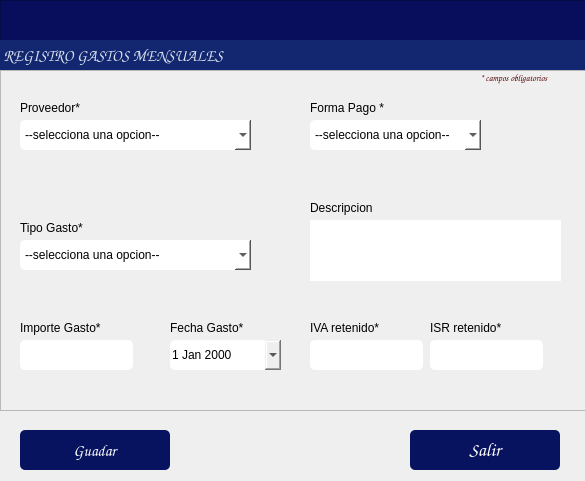
Old version of the form gui/formRegGastos.ui in the repository alucard8130/Sistema-GAC.
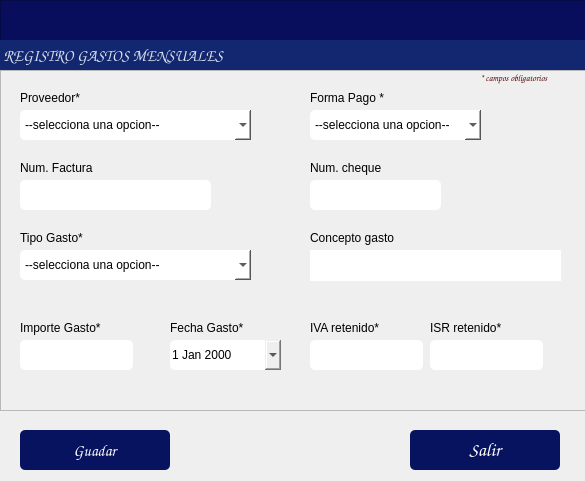
New version of the form. Icons and pictures are not drawn.

The edit to the form file:
```diff
--- a/gui/formRegGastos.ui
+++ b/gui/formRegGastos.ui
@@ -161,7 +161,7 @@
     <property name="geometry">
      <rect>
       <x>20</x>
-      <y>170</y>
+      <y>180</y>
       <width>231</width>
       <height>30</height>
      </rect>
@@ -260,9 +260,9 @@
     <property name="geometry">
      <rect>
       <x>310</x>
-      <y>150</y>
+      <y>180</y>
       <width>251</width>
-      <height>61</height>
+      <height>31</height>
      </rect>
     </property>
     <property name="styleSheet">
@@ -273,7 +273,7 @@
     <property name="geometry">
      <rect>
       <x>20</x>
-      <y>30</y>
+      <y>20</y>
       <width>81</width>
       <height>16</height>
      </rect>
@@ -315,13 +315,13 @@
     <property name="geometry">
      <rect>
       <x>310</x>
-      <y>130</y>
-      <width>71</width>
+      <y>160</y>
+      <width>91</width>
       <height>16</height>
      </rect>
     </property>
     <property name="text">
-     <string>Descripcion</string>
+     <string>Concepto gasto</string>
     </property>
    </widget>
    <widget class="QLabel" name="label_12">
@@ -354,7 +354,7 @@
     <property name="geometry">
      <rect>
       <x>20</x>
-      <y>150</y>
+      <y>160</y>
       <width>111</width>
       <height>16</height>
      </rect>
@@ -404,7 +404,7 @@
     <property name="geometry">
      <rect>
       <x>310</x>
-      <y>30</y>
+      <y>20</y>
       <width>91</width>
       <height>16</height>
      </rect>
@@ -417,7 +417,7 @@
     <property name="geometry">
      <rect>
       <x>310</x>
-      <y>50</y>
+      <y>40</y>
       <width>171</width>
       <height>30</height>
      </rect>
@@ -461,7 +461,7 @@
     <property name="geometry">
      <rect>
       <x>20</x>
-      <y>50</y>
+      <y>40</y>
       <width>231</width>
       <height>30</height>
      </rect>
@@ -515,6 +515,58 @@
      <string notr="true">border-radius:5px;</string>
     </property>
    </widget>
+   <widget class="QLabel" name="label_8">
+    <property name="geometry">
+     <rect>
+      <x>20</x>
+      <y>90</y>
+      <width>91</width>
+      <height>16</height>
+     </rect>
+    </property>
+    <property name="text">
+     <string>Num. Factura</string>
+    </property>
+   </widget>
+   <widget class="QLineEdit" name="txtnFactura">
+    <property name="geometry">
+     <rect>
+      <x>20</x>
+      <y>110</y>
+      <width>191</width>
+      <height>30</height>
+     </rect>
+    </property>
+    <property name="styleSheet">
+     <string notr="true">border-radius:5px;</string>
+    </property>
+   </widget>
+   <widget class="QLineEdit" name="txtn_cheque">
+    <property name="geometry">
+     <rect>
+      <x>310</x>
+      <y>110</y>
+      <width>131</width>
+      <height>30</height>
+     </rect>
+    </property>
+    <property name="styleSheet">
+     <string notr="true">border-radius:5px;</string>
+    </property>
+   </widget>
+   <widget class="QLabel" name="label_9">
+    <property name="geometry">
+     <rect>
+      <x>310</x>
+      <y>90</y>
+      <width>91</width>
+      <height>16</height>
+     </rect>
+    </property>
+    <property name="text">
+     <string>Num. cheque</string>
+    </property>
+   </widget>
   </widget>
  </widget>
  <resources/>
```
